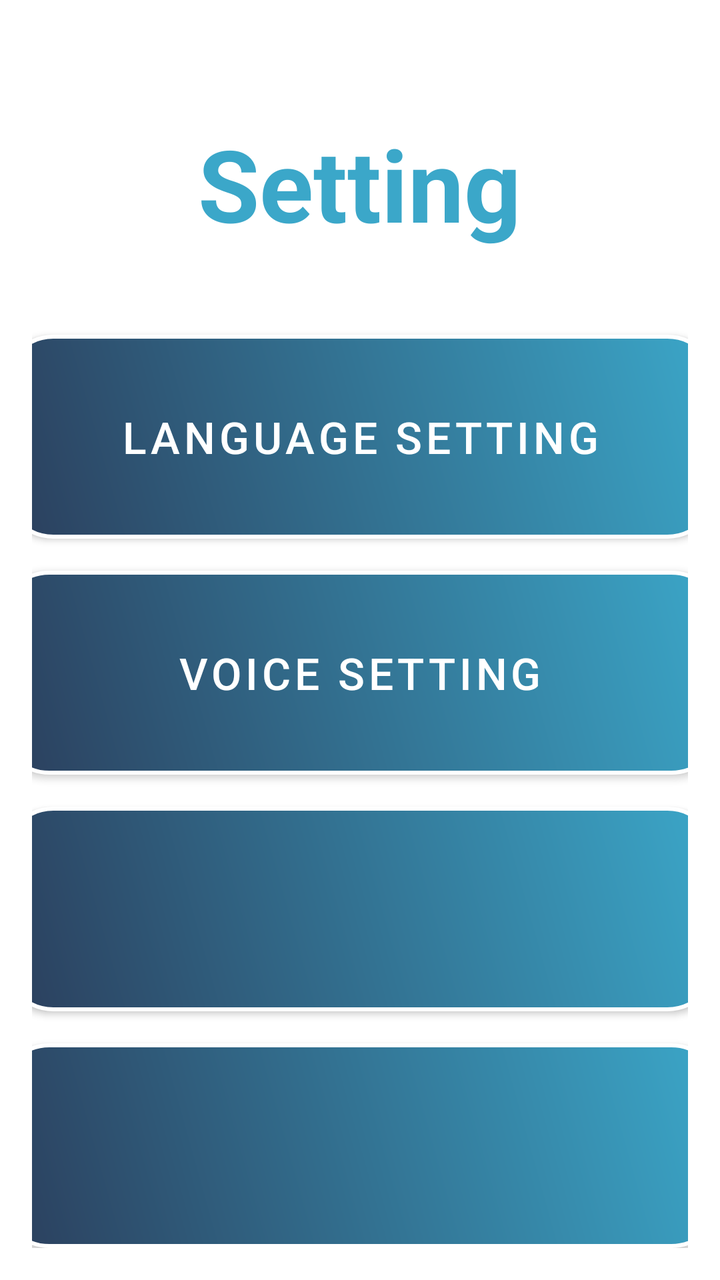
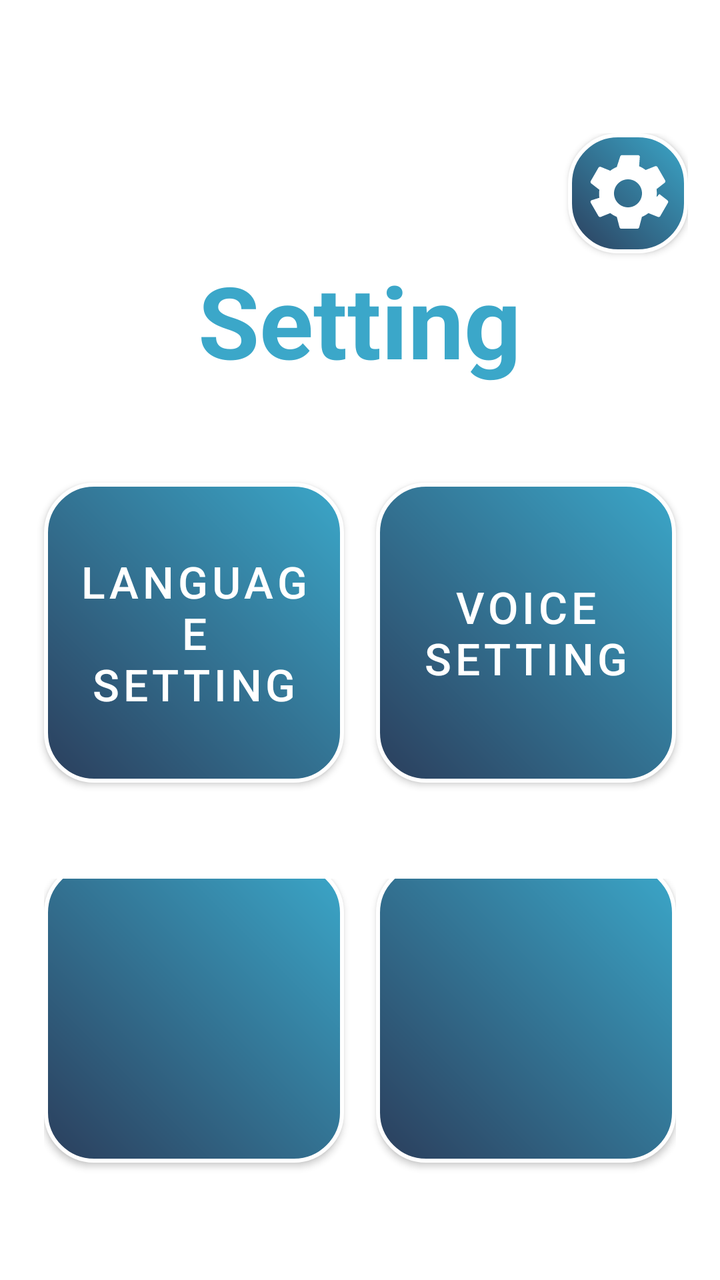

Two renders of the same Android screen: before a commit and after it. Below are the layout's source before the change and the commit's diff.
<!-- AndroidManifest.xml: application theme Theme.VISTA -->
<!-- res/layout/activity_setting_page.xml -->
<?xml version="1.0" encoding="utf-8"?>
<LinearLayout xmlns:android="http://schemas.android.com/apk/res/android"
    xmlns:app="http://schemas.android.com/apk/res-auto"
    android:id="@+id/main"
    android:layout_width="match_parent"
    android:layout_height="match_parent"
    android:background="@color/white"
    android:orientation="vertical"
    android:gravity="center"
    android:padding="16dp"
    android:weightSum="5">

    
    <TextView
        android:id="@+id/textView2"
        android:layout_width="wrap_content"
        android:layout_height="wrap_content"
        android:layout_marginTop="16dp"
        android:layout_weight="1"
        android:gravity="center"
        android:textColor="#3BA7C9"
        android:text="@string/SettingActivity_Setting"
        android:textSize="50sp"
        android:textStyle="bold" />

    
    <com.google.android.material.button.MaterialButton
        android:id="@+id/btnLanSetting"
        style="@style/SemiTransparentRoundedButton"
        android:layout_width="357dp"
        android:layout_height="wrap_content"
        android:layout_marginTop="16dp"
        android:layout_weight="1"
        android:text="@string/SettingActivity_LanguageSetting"
        android:textSize="22sp"
        android:background="@drawable/btn_photo_gradient"
        app:backgroundTint="@null"
        app:backgroundTintMode="src_over"
        app:cornerRadius="0dp"
        app:strokeColor="@null"
        app:strokeWidth="0dp"/>

    
    <com.google.android.material.button.MaterialButton
        android:id="@+id/btnVoiceSetting"
        style="@style/SemiTransparentRoundedButton"
        android:layout_width="361dp"
        android:layout_height="wrap_content"
        android:layout_marginTop="16dp"
        android:layout_weight="1"
        android:text="@string/SettingActivity_VoiceSetting"
        android:textSize="22sp"
        android:background="@drawable/btn_photo_gradient"
        app:backgroundTint="@null"
        app:backgroundTintMode="src_over"
        app:cornerRadius="0dp"
        app:strokeColor="@null"
        app:strokeWidth="0dp"/>

    
    <com.google.android.material.button.MaterialButton
        android:id="@+id/btn"
        style="@style/SemiTransparentRoundedButton"
        android:layout_width="357dp"
        android:layout_height="wrap_content"
        android:layout_marginTop="16dp"
        android:layout_weight="1"
        android:text=""
        android:textSize="22sp"
        android:background="@drawable/btn_photo_gradient"
        app:backgroundTint="@null"
        app:backgroundTintMode="src_over"
        app:cornerRadius="0dp"
        app:strokeColor="@null"
        app:strokeWidth="0dp"/>

    
    <com.google.android.material.button.MaterialButton
        android:id="@+id/button5"
        style="@style/SemiTransparentRoundedButton"
        android:layout_width="361dp"
        android:layout_height="wrap_content"
        android:layout_marginTop="16dp"
        android:layout_weight="1"
        android:text=""
        android:textSize="22sp"
        android:background="@drawable/btn_photo_gradient"
        app:backgroundTint="@null"
        app:backgroundTintMode="src_over"
        app:cornerRadius="0dp"
        app:strokeColor="@null"
        app:strokeWidth="0dp"/>


</LinearLayout>
<!-- resources referenced by this layout -->
<resources>
  <color name="white">#FFFFFF</color>
  <!-- drawable btn_photo_gradient (drawable) -->
  <?xml version="1.0" encoding="utf-8"?>
  <shape xmlns:android="http://schemas.android.com/apk/res/android"
      android:shape="rectangle">
  
      
      <gradient
          android:startColor="#2B3E5C"
          android:endColor="#3BA7C9"
          android:angle="45"
      />
  
      
      <corners android:radius="24dp" />
  
      
      <stroke
          android:width="2dp"
          android:color="#FFFFFF" />
  
  </shape>
  <string name="SettingActivity_LanguageSetting">Language Setting</string>
  <string name="SettingActivity_Setting">Setting</string>
  <string name="SettingActivity_VoiceSetting">Voice Setting</string>
  <style name="SemiTransparentRoundedButton" parent="Widget.MaterialComponents.Button">
          <item name="android:textColor">#FFFFFF</item>
          <item name="background">@drawable/button_selector</item> 
          <item name="cornerRadius">24dp</item>
          <item name="strokeColor">#FFFFFF</item>
          <item name="strokeWidth">2dp</item>
          <item name="backgroundTint">#20FFFFFF</item> 
      </style>
  <style name="Theme.VISTA" parent="Theme.MaterialComponents.DayNight.NoActionBar">
          <item name="colorPrimary">@color/semi_transparent_white</item>
          <item name="colorPrimaryVariant">@color/semi_transparent_white</item>
          <item name="colorOnPrimary">@color/white</item>
          <item name="android:statusBarColor">#D3D3D3</item>
      </style>
  <color name="semi_transparent_white">#80FFFFFF</color>
  <!-- unchanged entries left out for length: 1 -->
</resources>

<!-- the commit's change to res/layout/activity_setting_page.xml (unified diff, before → after) -->
@@ -7,89 +7,120 @@
     android:background="@color/white"
     android:orientation="vertical"
     android:gravity="center"
-    android:padding="16dp"
-    android:weightSum="5">
+    android:padding="16dp">
 
     
-    <TextView
-        android:id="@+id/textView2"
-        android:layout_width="wrap_content"
+    <LinearLayout
+        android:layout_width="match_parent"
         android:layout_height="wrap_content"
-        android:layout_marginTop="16dp"
-        android:layout_weight="1"
-        android:gravity="center"
-        android:textColor="#3BA7C9"
-        android:text="@string/SettingActivity_Setting"
-        android:textSize="50sp"
-        android:textStyle="bold" />
+        android:layout_marginTop="32dp"
+        android:orientation="vertical"
+        android:gravity="center">
 
-    
-    <com.google.android.material.button.MaterialButton
-        android:id="@+id/btnLanSetting"
-        style="@style/SemiTransparentRoundedButton"
-        android:layout_width="357dp"
-        android:layout_height="wrap_content"
-        android:layout_marginTop="16dp"
-        android:layout_weight="1"
-        android:text="@string/SettingActivity_LanguageSetting"
-        android:textSize="22sp"
-        android:background="@drawable/btn_photo_gradient"
-        app:backgroundTint="@null"
-        app:backgroundTintMode="src_over"
-        app:cornerRadius="0dp"
-        app:strokeColor="@null"
-        app:strokeWidth="0dp"/>
+        
+        <LinearLayout
+            android:layout_width="match_parent"
+            android:layout_height="wrap_content"
+            android:orientation="vertical"
+            android:gravity="center">
+            <com.google.android.material.button.MaterialButton
+                android:id="@+id/btnSettingPageSetting"
+                android:layout_width="60dp"
+                android:layout_height="60dp"
+                android:layout_gravity="end"
+                android:background="@drawable/button_setting"
+                app:backgroundTint="@null"
+                app:backgroundTintMode="src_over"
+                app:cornerRadius="0dp"
+                app:strokeColor="@null"
+                app:strokeWidth="0dp" />
+            <TextView
+                android:id="@+id/textView2"
+                android:layout_width="wrap_content"
+                android:layout_height="wrap_content"
+                android:layout_marginBottom="32dp"
+                android:gravity="center"
+                android:text="@string/SettingActivity_Setting"
+                android:textSize="50sp"
+                android:textStyle="bold"
+                android:textColor="#3BA7C9" />
+        </LinearLayout>
 
-    
-    <com.google.android.material.button.MaterialButton
-        android:id="@+id/btnVoiceSetting"
-        style="@style/SemiTransparentRoundedButton"
-        android:layout_width="361dp"
-        android:layout_height="wrap_content"
-        android:layout_marginTop="16dp"
-        android:layout_weight="1"
-        android:text="@string/SettingActivity_VoiceSetting"
-        android:textSize="22sp"
-        android:background="@drawable/btn_photo_gradient"
-        app:backgroundTint="@null"
-        app:backgroundTintMode="src_over"
-        app:cornerRadius="0dp"
-        app:strokeColor="@null"
-        app:strokeWidth="0dp"/>
+        
+        <LinearLayout
+            android:layout_width="356dp"
+            android:layout_height="wrap_content"
+            android:layout_marginBottom="32dp"
+            android:gravity="center"
+            android:orientation="horizontal">
+            <com.google.android.material.button.MaterialButton
+                android:id="@+id/btnLanSetting"
+                style="@style/SemiTransparentRoundedButton"
+                android:layout_width="150dp"
+                android:layout_height="150dp"
+                android:layout_marginTop="16dp"
+                android:layout_marginEnd="16dp"
+                android:layout_marginBottom="16dp"
+                android:text="@string/SettingActivity_LanguageSetting"
+                android:textSize="22sp"
+                android:background="@drawable/btn_photo_gradient"
+                app:backgroundTint="@null"
+                app:backgroundTintMode="src_over"
+                app:cornerRadius="0dp"
+                app:strokeColor="@null"
+                app:strokeWidth="0dp" />
+            <com.google.android.material.button.MaterialButton
+                android:id="@+id/btnVoiceSetting"
+                style="@style/SemiTransparentRoundedButton"
+                android:layout_width="150dp"
+                android:layout_height="150dp"
+                android:layout_marginTop="16dp"
+                android:layout_marginBottom="16dp"
+                android:text="@string/SettingActivity_VoiceSetting"
+                android:textSize="22sp"
+                android:background="@drawable/btn_photo_gradient"
+                app:backgroundTint="@null"
+                app:backgroundTintMode="src_over"
+                app:cornerRadius="0dp"
+                app:strokeColor="@null"
+                app:strokeWidth="0dp" />
+        </LinearLayout>
 
-    
-    <com.google.android.material.button.MaterialButton
-        android:id="@+id/btn"
-        style="@style/SemiTransparentRoundedButton"
-        android:layout_width="357dp"
-        android:layout_height="wrap_content"
-        android:layout_marginTop="16dp"
-        android:layout_weight="1"
-        android:text=""
-        android:textSize="22sp"
-        android:background="@drawable/btn_photo_gradient"
-        app:backgroundTint="@null"
-        app:backgroundTintMode="src_over"
-        app:cornerRadius="0dp"
-        app:strokeColor="@null"
-        app:strokeWidth="0dp"/>
-
-    
-    <com.google.android.material.button.MaterialButton
-        android:id="@+id/button5"
-        style="@style/SemiTransparentRoundedButton"
-        android:layout_width="361dp"
-        android:layout_height="wrap_content"
-        android:layout_marginTop="16dp"
-        android:layout_weight="1"
-        android:text=""
-        android:textSize="22sp"
-        android:background="@drawable/btn_photo_gradient"
-        app:backgroundTint="@null"
-        app:backgroundTintMode="src_over"
-        app:cornerRadius="0dp"
-        app:strokeColor="@null"
-        app:strokeWidth="0dp"/>
-
-
+        
+        <LinearLayout
+            android:layout_width="wrap_content"
+            android:layout_height="wrap_content"
+            android:orientation="horizontal"
+            android:gravity="center">
+            <com.google.android.material.button.MaterialButton
+                android:id="@+id/btn"
+                style="@style/SemiTransparentRoundedButton"
+                android:layout_width="150dp"
+                android:layout_height="150dp"
+                android:layout_marginEnd="16dp"
+                android:layout_marginBottom="16dp"
+                android:text=""
+                android:textSize="22sp"
+                android:background="@drawable/btn_photo_gradient"
+                app:backgroundTint="@null"
+                app:backgroundTintMode="src_over"
+                app:cornerRadius="0dp"
+                app:strokeColor="@null"
+                app:strokeWidth="0dp" />
+            <com.google.android.material.button.MaterialButton
+                android:id="@+id/button5"
+                style="@style/SemiTransparentRoundedButton"
+                android:layout_width="150dp"
+                android:layout_height="150dp"
+                android:layout_marginBottom="16dp"
+                android:text=""
+                android:textSize="22sp"
+                android:background="@drawable/btn_photo_gradient"
+                app:backgroundTint="@null"
+                app:backgroundTintMode="src_over"
+                app:cornerRadius="0dp"
+                app:strokeColor="@null"
+                app:strokeWidth="0dp" />
+        </LinearLayout>
+    </LinearLayout>
 </LinearLayout>
<!-- resource entries referenced after the edit -->
@@ -22,6 +22,18 @@
           android:color="#FFFFFF" />
   
   </shape>
+  <!-- drawable button_setting (drawable) -->
+  <?xml version="1.0" encoding="utf-8"?>
+  <layer-list xmlns:android="http://schemas.android.com/apk/res/android">
+      
+      <item android:drawable="@drawable/btn_photo_gradient"/>
+      
+      <item
+          android:drawable="@drawable/ic_gear"
+          android:width="48dp"
+          android:height="48dp"
+          android:gravity="center"/>
+  </layer-list>
   <string name="SettingActivity_LanguageSetting">Language Setting</string>
   <string name="SettingActivity_Setting">Setting</string>
   <string name="SettingActivity_VoiceSetting">Voice Setting</string>
@@ -39,6 +51,18 @@
           <item name="colorOnPrimary">@color/white</item>
           <item name="android:statusBarColor">#D3D3D3</item>
       </style>
+  <!-- drawable ic_gear (drawable) -->
+  <?xml version="1.0" encoding="utf-8"?>
+  <vector xmlns:android="http://schemas.android.com/apk/res/android"
+      android:width="24dp"
+      android:height="24dp"
+      android:viewportWidth="24"
+      android:viewportHeight="24"
+      android:autoMirrored="true">
+      <path
+          android:fillColor="#FFFFFF"
+          android:pathData="M19.14,12.94c0.04,-0.32 0.06,-0.66 0.06,-1 0,-0.34 -0.02,-0.68 -0.06,-1l2.03,-1.58c0.18,-0.14 0.23,-0.41 0.12,-0.61l-1.92,-3.32c-0.11,-0.2 -0.36,-0.28 -0.57,-0.22l-2.39,0.96c-0.5,-0.38 -1.03,-0.7 -1.63,-0.94L14.96,2.81c-0.05,-0.22 -0.25,-0.37 -0.48,-0.37h-3.96c-0.23,0 -0.43,0.15 -0.48,0.37L9.2,5.41c-0.6,0.24 -1.13,0.56 -1.63,0.94L5.18,5.38c-0.21,-0.08 -0.46,0.02 -0.57,0.22L2.69,8.92c-0.11,0.2 -0.06,0.47 0.12,0.61l2.03,1.58c-0.04,0.32 -0.06,0.66 -0.06,1 0,0.34 0.02,0.68 0.06,1L2.81,13.75c-0.18,0.14 -0.23,0.41 -0.12,0.61l1.92,3.32c0.11,0.2 0.36,0.28 0.57,0.22l2.39,-0.96c0.5,0.38 1.03,0.7 1.63,0.94l0.68,2.6c0.05,0.22 0.25,0.37 0.48,0.37h3.96c0.23,0 0.43,-0.15 0.48,-0.37l0.68,-2.6c0.6,-0.24 1.13,-0.56 1.63,-0.94l2.39,0.96c0.21,0.08 0.46,-0.02 0.57,-0.22l1.92,-3.32c0.11,-0.2 0.06,-0.47 -0.12,-0.61l-2.03,-1.58zM12,15.5c-1.93,0 -3.5,-1.57 -3.5,-3.5s1.57,-3.5 3.5,-3.5 3.5,1.57 3.5,3.5 -1.57,3.5 -3.5,3.5z"/>
+  </vector>
   <color name="semi_transparent_white">#80FFFFFF</color>
   <!-- unchanged entries left out for length: 1 -->
 </resources>
